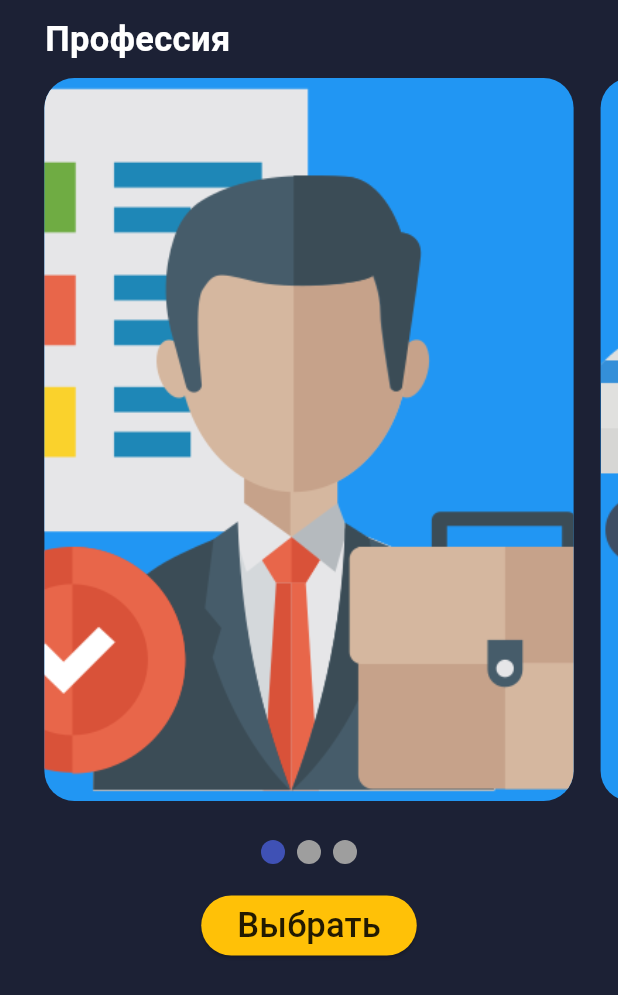
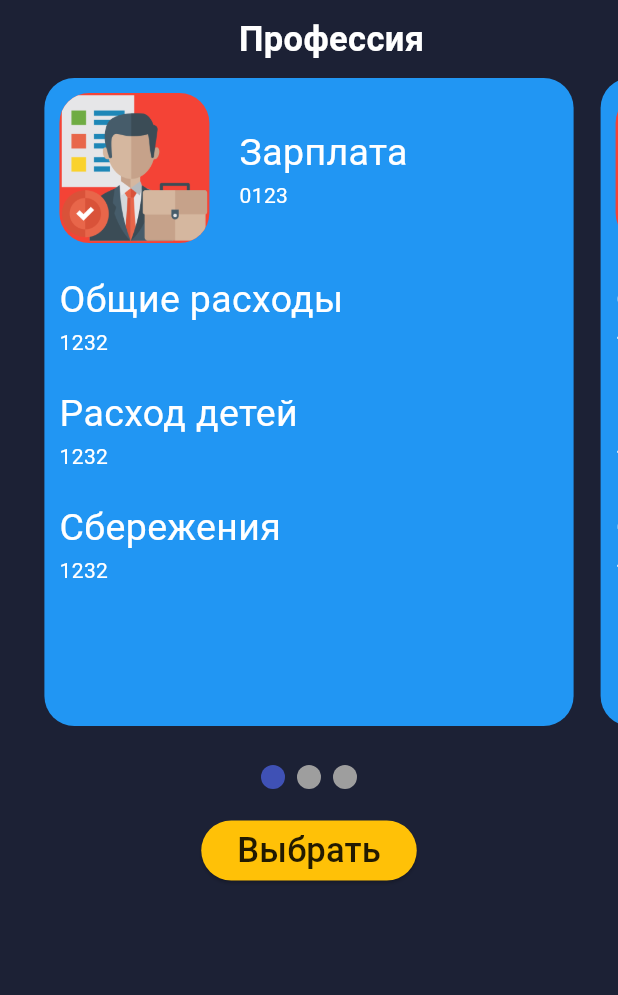
Before and after one commit to nazarovad/RatRace, a Flutter app: the screen it shows after launch, on a phone screen of 412 x 824 dp. Shown: the top 995 px of the screen. Run offline on Flutter 3.47's test engine with Material 3 defaults, Android fonts, the light colour scheme and no system bars; drawn by our look-alikes of smooth_page_indicator; our stand-ins replace percent_indicator, sqflite; accounts and stored records are empty.

Commit message:
добавил заготовку для StartView.dart

```diff
--- a/lib/StartView/StartView.dart
+++ b/lib/StartView/StartView.dart
@@ -24,14 +24,18 @@ class _StartViewState extends State<StartView> {
     "Учитель",
   ];
 
+  final TextStyle p1 = const TextStyle(
+    fontSize: 25,
+  );
+
   PageController controller = PageController(viewportFraction: 0.9, initialPage: 0);
 
   @override
   Widget build(BuildContext context) {
     return Scaffold(
-      body: ListView(
+      body: Column(
         children: [
-          Container (
+          Container(
             margin: const EdgeInsets.only(left: 30, top: 10),
             child: const Text(
               'Профессия',
@@ -42,21 +46,76 @@ class _StartViewState extends State<StartView> {
             ),
           ),
           SizedBox(
-            height: 500,
+            height: 450,
             child: PageView.builder(
               padEnds: true,
               controller: controller,
               physics: const CustomPageViewScrollPhysics(),
               itemCount: _images.length,
-              itemBuilder: (_, index) => Container (
+              itemBuilder: (_, index) =>
+              Container(
                 margin: const EdgeInsets.all(9),
-                decoration: BoxDecoration (
+                decoration: BoxDecoration(
                   borderRadius: BorderRadius.circular(20),
                   color: Colors.blue,
-                  image: DecorationImage (
-                    image: AssetImage(_images[index]),
-                    fit: BoxFit.cover
-                  )
+                  // image: DecorationImage(
+                  //   image: AssetImage(_images[index]),
+                  //   fit: BoxFit.cover
+                  // )
+                ),
+                child: Padding(
+                  padding: const EdgeInsets.symmetric(vertical: 10, horizontal: 10),
+                  child: Column(
+                    spacing: 20,
+                    crossAxisAlignment: CrossAxisAlignment.start,
+                    children: [
+                      Row(
+                        spacing: 20,
+                        children: [
+                          Container(
+                            height: 100,
+                            width: 100,
+                            decoration: BoxDecoration(
+                              borderRadius: BorderRadius.circular(20),
+                              color: Colors.red,
+                              image: DecorationImage(
+                                image: AssetImage(_images[index]),
+                                fit: BoxFit.cover
+                              )
+                            ),
+                          ),
+                          Column(
+                            crossAxisAlignment: CrossAxisAlignment.start,
+                            children: [
+                              Text("Зарплата", style: p1,),
+                              Text("0123")
+                            ],
+                          )
+                        ],
+                      ),
+                      Column(
+                        crossAxisAlignment: CrossAxisAlignment.start,
+                        children: [
+                          Text("Общие расходы", style: p1),
+                          Text("1232")
+                        ],
+                      ),
+                      Column(
+                        crossAxisAlignment: CrossAxisAlignment.start,
+                        children: [
+                          Text("Расход детей", style: p1),
+                          Text("1232")
+                        ]
+                      ),
+                      Column(
+                        crossAxisAlignment: CrossAxisAlignment.start,
+                        children: [
+                          Text("Сбережения", style: p1),
+                          Text("1232")
+                        ],
+                      ),
+                    ],
+                  ),
                 ),
               ),
             ),
```
Also changed, not shown: pubspec.lock.
